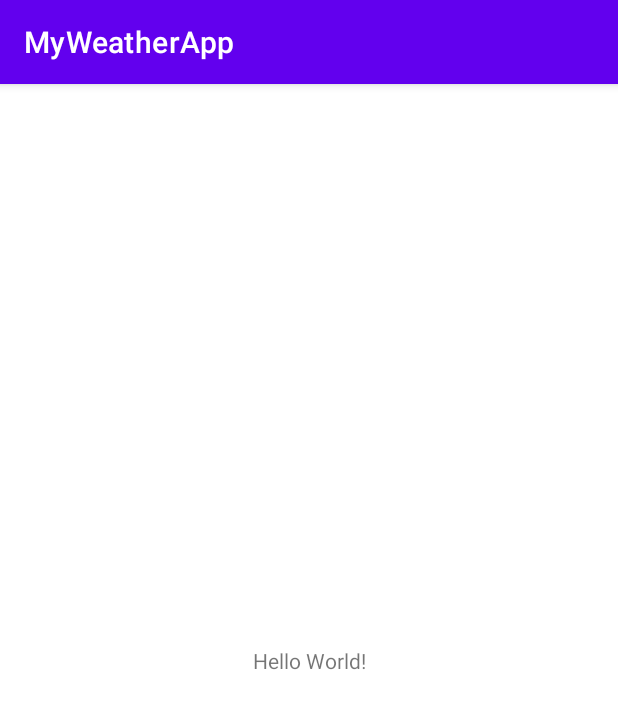
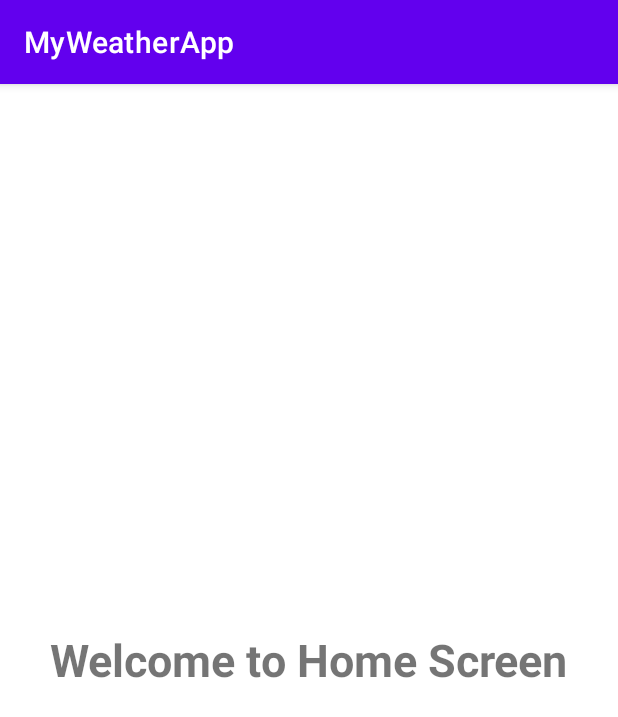
Before and after one commit to jholcman/my_weather_app, an Android app: the screen it shows after launch (MainActivity before the commit, HomeActivity after it), on a phone screen of 412 x 824 dp. Shown: the top 717 px of the screen. Run offline under Robolectric (Android 15) with nearby library versions, the phone set to English and light mode, and no system bars.

Commit message:
Splash Screen

```diff
--- a/app/build.gradle
+++ b/app/build.gradle
@@ -30,6 +30,7 @@ android {
     kotlinOptions {
         jvmTarget = '1.8'
     }
+
 }
 
 dependencies {
@@ -39,7 +40,7 @@ dependencies {
     implementation 'androidx.appcompat:appcompat:1.2.0'
     implementation 'com.google.android.material:material:1.2.1'
     implementation 'androidx.constraintlayout:constraintlayout:2.0.4'
-    testImplementation 'junit:junit:4.+'
+    testImplementation 'junit:junit:4.13.1'
     androidTestImplementation 'androidx.test.ext:junit:1.1.2'
     androidTestImplementation 'androidx.test.espresso:espresso-core:3.3.0'
 }
--- a/app/src/main/AndroidManifest.xml
+++ b/app/src/main/AndroidManifest.xml
@@ -16,6 +16,7 @@
                 <category android:name="android.intent.category.LAUNCHER" />
             </intent-filter>
         </activity>
+        <activity android:name=".HomeActivity"></activity>
     </application>
 
 </manifest>
--- /dev/null
+++ b/app/src/main/java/com/example/myweatherapp/HomeActivity.kt
@@ -0,0 +1,11 @@
+package com.example.myweatherapp
+
+import androidx.appcompat.app.AppCompatActivity
+import android.os.Bundle
+
+class HomeActivity : AppCompatActivity() {
+    override fun onCreate(savedInstanceState: Bundle?) {
+        super.onCreate(savedInstanceState)
+        setContentView(R.layout.activity_home)
+    }
+}
--- a/app/src/main/java/com/example/myweatherapp/MainActivity.kt
+++ b/app/src/main/java/com/example/myweatherapp/MainActivity.kt
@@ -1,11 +1,21 @@
 package com.example.myweatherapp
 
+import android.content.Intent
 import androidx.appcompat.app.AppCompatActivity
 import android.os.Bundle
+import android.os.Handler
 
 class MainActivity : AppCompatActivity() {
+    // Splash screen timer
+    private val SPLASH_TIME_OUT = 3000L
     override fun onCreate(savedInstanceState: Bundle?) {
         super.onCreate(savedInstanceState)
         setContentView(R.layout.activity_main)
+        Handler().postDelayed(
+            {
+                val i = Intent(this@MainActivity, HomeActivity::class.java)
+                startActivity(i)
+                finish()
+            }, SPLASH_TIME_OUT)
     }
 }
--- /dev/null
+++ b/app/src/main/res/drawable/ic_baseline_wb_sunny_24.xml
@@ -0,0 +1,5 @@
+<vector android:height="200dp" android:tint="#FFEA3F"
+    android:viewportHeight="24" android:viewportWidth="24"
+    android:width="200dp" xmlns:android="http://schemas.android.com/apk/res/android">
+    <path android:fillColor="@android:color/white" android:pathData="M6.76,4.84l-1.8,-1.79 -1.41,1.41 1.79,1.79 1.42,-1.41zM4,10.5L1,10.5v2h3v-2zM13,0.55h-2L11,3.5h2L13,0.55zM20.45,4.46l-1.41,-1.41 -1.79,1.79 1.41,1.41 1.79,-1.79zM17.24,18.16l1.79,1.8 1.41,-1.41 -1.8,-1.79 -1.4,1.4zM20,10.5v2h3v-2h-3zM12,5.5c-3.31,0 -6,2.69 -6,6s2.69,6 6,6 6,-2.69 6,-6 -2.69,-6 -6,-6zM11,22.45h2L13,19.5h-2v2.95zM3.55,18.54l1.41,1.41 1.79,-1.8 -1.41,-1.41 -1.79,1.8z"/>
+</vector>
--- /dev/null
+++ b/app/src/main/res/layout/activity_home.xml
@@ -0,0 +1,17 @@
+<?xml version="1.0" encoding="utf-8"?>
+<RelativeLayout xmlns:android="http://schemas.android.com/apk/res/android"
+    xmlns:app="http://schemas.android.com/apk/res-auto"
+    xmlns:tools="http://schemas.android.com/tools"
+    android:layout_width="match_parent"
+    android:layout_height="match_parent"
+    tools:context=".HomeActivity">
+    <TextView
+        android:layout_width="wrap_content"
+        android:layout_height="wrap_content"
+        android:text="Welcome to Home Screen"
+        android:textSize="30sp"
+        android:textStyle="bold"
+        android:layout_centerInParent="true"
+        android:textAllCaps="false">
+    </TextView>
+</RelativeLayout>
--- a/app/src/main/res/layout/activity_main.xml
+++ b/app/src/main/res/layout/activity_main.xml
@@ -1,18 +1,15 @@
 <?xml version="1.0" encoding="utf-8"?>
-<androidx.constraintlayout.widget.ConstraintLayout xmlns:android="http://schemas.android.com/apk/res/android"
-    xmlns:app="http://schemas.android.com/apk/res-auto"
+<RelativeLayout
+    xmlns:android="http://schemas.android.com/apk/res/android"
     xmlns:tools="http://schemas.android.com/tools"
     android:layout_width="match_parent"
     android:layout_height="match_parent"
-    tools:context=".MainActivity">
-
-    <TextView
-        android:layout_width="wrap_content"
-        android:layout_height="wrap_content"
-        android:text="Hello World!"
-        app:layout_constraintBottom_toBottomOf="parent"
-        app:layout_constraintLeft_toLeftOf="parent"
-        app:layout_constraintRight_toRightOf="parent"
-        app:layout_constraintTop_toTopOf="parent" />
-
-</androidx.constraintlayout.widget.ConstraintLayout>
+    android:background="#fff"
+    android:fitsSystemWindows="true">
+    <androidx.appcompat.widget.AppCompatImageView
+        android:layout_width="200dp"
+        android:layout_height="200dp"
+        android:layout_centerInParent="true"
+        android:src="@drawable/myweathersplash">
+    </androidx.appcompat.widget.AppCompatImageView>
+</RelativeLayout>
--- a/app/src/main/res/values-night/themes.xml
+++ b/app/src/main/res/values-night/themes.xml
@@ -13,4 +13,5 @@
         <item name="android:statusBarColor" tools:targetApi="l">?attr/colorPrimaryVariant</item>
         <!-- Customize your theme here. -->
     </style>
+
 </resources>
--- a/app/src/main/res/values/colors.xml
+++ b/app/src/main/res/values/colors.xml
@@ -7,4 +7,5 @@
     <color name="teal_700">#FF018786</color>
     <color name="black">#FF000000</color>
     <color name="white">#FFFFFFFF</color>
+    <color name="splash">#0163B1</color>
 </resources>
--- a/app/src/main/res/values/themes.xml
+++ b/app/src/main/res/values/themes.xml
@@ -13,4 +13,5 @@
         <item name="android:statusBarColor" tools:targetApi="l">?attr/colorPrimaryVariant</item>
         <!-- Customize your theme here. -->
     </style>
+
 </resources>
```
Also changed, not shown: app/src/main/res/drawable/myweathersplash.png (added), gradle/wrapper/gradle-wrapper.properties.
